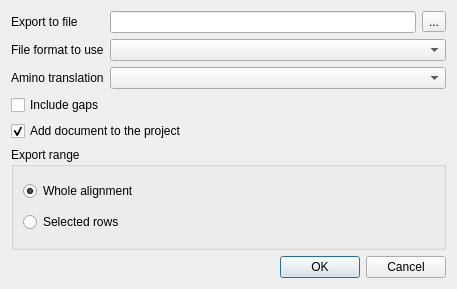
ugeneunipro/ugene, file src/plugins/dna_export/src/ExportMSA2MSADialog.ui: the form before one commit.
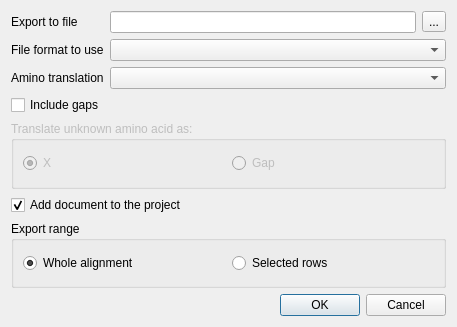
The form after the commit.

Commit message: UGENE-7010 add possibility to choose unknown amino bases translation

```diff
--- a/src/plugins/dna_export/src/ExportMSA2MSADialog.ui
+++ b/src/plugins/dna_export/src/ExportMSA2MSADialog.ui
@@ -7,7 +7,7 @@
     <x>0</x>
     <y>0</y>
     <width>457</width>
-    <height>289</height>
+    <height>327</height>
    </rect>
   </property>
   <property name="sizePolicy">
@@ -68,6 +68,44 @@
      </property>
     </widget>
    </item>
+   <item>
+    <widget class="QGroupBox" name="gbTranslateAs">
+     <property name="enabled">
+      <bool>false</bool>
+     </property>
+     <property name="title">
+      <string>Translate unknown amino acid as:</string>
+     </property>
+     <layout class="QHBoxLayout" name="horizontalLayout">
+      <item>
+       <widget class="QRadioButton" name="rbUseX">
+        <property name="enabled">
+         <bool>false</bool>
+        </property>
+        <property name="text">
+         <string>X</string>
+        </property>
+        <property name="checked">
+         <bool>true</bool>
+        </property>
+       </widget>
+      </item>
+      <item>
+       <widget class="QRadioButton" name="rbUseGaps">
+        <property name="enabled">
+         <bool>false</bool>
+        </property>
+        <property name="text">
+         <string>Gap</string>
+        </property>
+        <property name="checked">
+         <bool>false</bool>
+        </property>
+       </widget>
+      </item>
+     </layout>
+    </widget>
+   </item>
    <item>
     <widget class="QCheckBox" name="addDocumentButton">
      <property name="text">
@@ -83,7 +121,7 @@
      <property name="title">
       <string>Export range</string>
      </property>
-     <layout class="QVBoxLayout" name="verticalLayout_2">
+     <layout class="QHBoxLayout" name="horizontalLayout_2">
       <item>
        <widget class="QRadioButton" name="wholeRangeButton">
         <property name="text">
```
Left out of the diff: 48 changed lines with no effect on the pictures. The commit also changes 6 other files.
